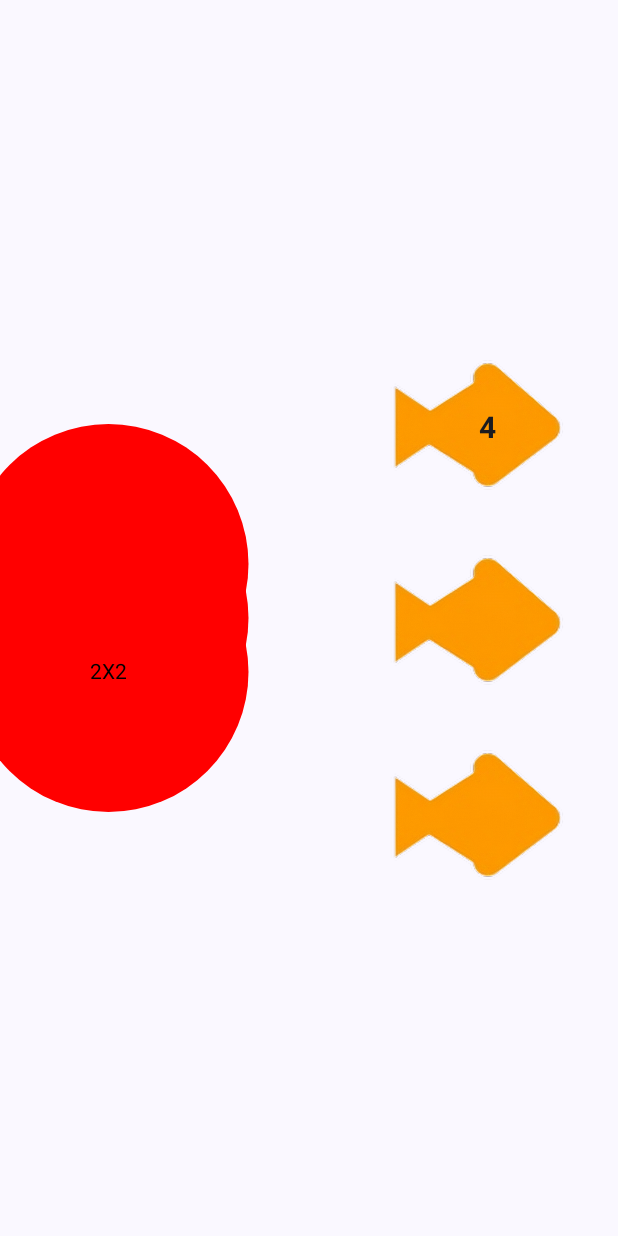
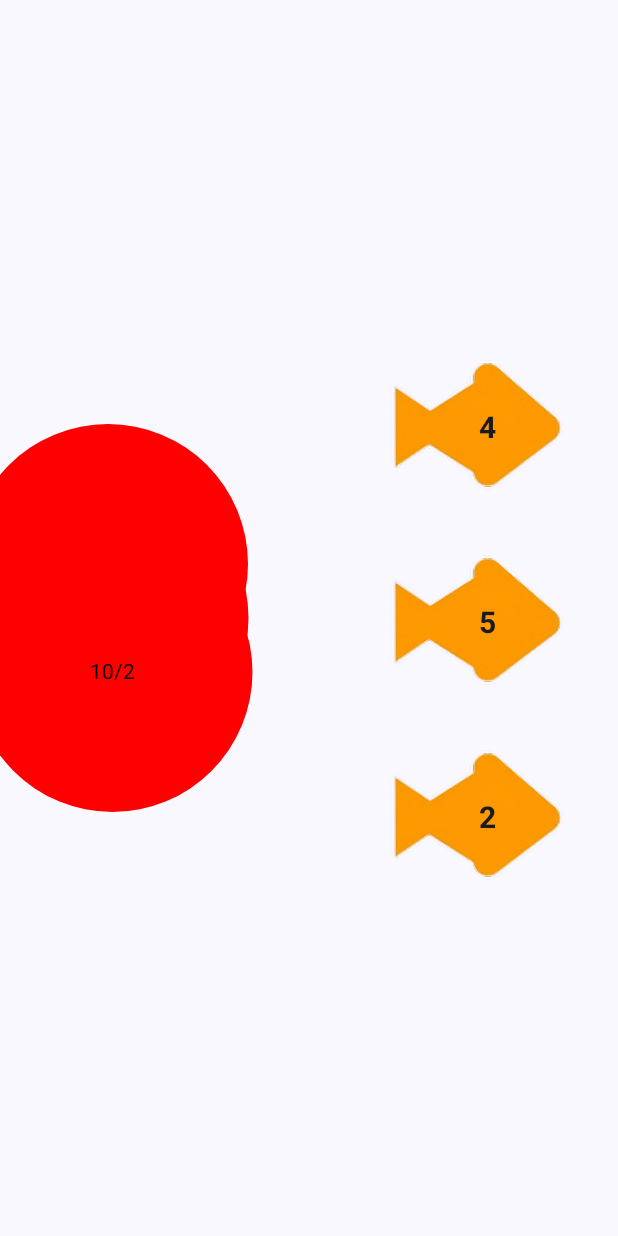
Before and after one commit to Projeto-Ancora/AncoraApp, an Android app built with Jetpack Compose: the screen it shows after launch (MainActivity), on a phone screen of 412 x 824 dp. Run offline under Robolectric (Android 15) with nearby library versions, the phone set to English and light mode, and no system bars.

Commit message:
tela de games update 3 Com lógica concertada

```diff
--- a/app/src/main/java/com/example/ancora/Telas/GameScreen.kt
+++ b/app/src/main/java/com/example/ancora/Telas/GameScreen.kt
@@ -36,10 +36,8 @@ fun GameScree(modifier: Modifier = Modifier) {
             .padding(start = 60.dp)
     ) {
         ClickableText(
-            text = AnnotatedString("2X2"),
-            onClick = { boolCLick ->
-                Log.d("ClickableText", "$boolCLick -th character is clicked.")
-            },
+            text = AnnotatedString("1+1"),
+            onClick = { Log.d("Pergunta", "1+1");getSum(2) },
             modifier = modifier
                 .drawBehind {
                     drawCircle(
@@ -53,7 +51,7 @@ fun GameScree(modifier: Modifier = Modifier) {
 
         ClickableText(
             text = AnnotatedString("2X2"),
-            onClick = { getMult(2 * 2) },
+            onClick = { Log.d("Pergunta", "2*2"); getMult(4) },
             modifier = modifier
                 .drawBehind {
                     drawCircle(
@@ -66,8 +64,8 @@ fun GameScree(modifier: Modifier = Modifier) {
         Spacer(modifier.size(20.dp))
 
         ClickableText(
-            text = AnnotatedString("2X2"),
-            onClick = {},
+            text = AnnotatedString("10/2"),
+            onClick = { Log.d("Pergunta", "10/2"); getDiv(5) },
             modifier = modifier
                 .drawBehind {
                     drawCircle(
@@ -97,48 +95,103 @@ fun GameScree(modifier: Modifier = Modifier) {
                 modifier
                     .padding(top = 56.dp)
                     .padding(start = 69.dp)
-                    .clickable { compararResultado() },
+                    .clickable { compararResultado(4) },
                 fontWeight = FontWeight.Bold,
                 fontSize = 20.sp
             )
         }
 
+        Box {
             Image(
                 painter = painterResource(R.drawable.peixe),
                 contentDescription = "Peixe",
                 modifier
                     .size(130.dp)
             )
+            Text(
+                text = "5",
+                modifier
+                    .padding(top = 56.dp)
+                    .padding(start = 69.dp)
+                    .clickable { compararResultado(5) },
+                fontWeight = FontWeight.Bold,
+                fontSize = 20.sp
+            )
+        }
 
+        Box {
             Image(
                 painter = painterResource(R.drawable.peixe),
                 contentDescription = "Peixe",
                 modifier
                     .size(130.dp)
             )
+            Text(
+                text = "2",
+                modifier
+                    .padding(top = 56.dp)
+                    .padding(start = 69.dp)
+                    .clickable { compararResultado(2) },
+                fontWeight = FontWeight.Bold,
+                fontSize = 20.sp
+            )
+        }
     }
 }
 
 val caseMult = mutableListOf<Int>();
+val caseSum = mutableListOf<Int>();
+val caseDiv = mutableListOf<Int>();
 
 private fun getMult(num: Int) {
-    caseMult.add(num)
+    caseMult.add(num);
 }
+
+private fun getSum(num: Int) {
+    caseSum.add(num);
+}
+
+private fun getDiv(num: Int) {
+    caseDiv.add(num);
+}
+
 
 private fun setMult(): List<Int> {
     return caseMult.toList();
 }
 
-private fun compararResultado() {
-    when {
-        setMult().contains(4) -> {
-            Log.d("Acertou", "Acertou")
+private fun setSum(): List<Int> {
+    return caseSum.toList();
 }
 
+private fun setDiv(): List<Int> {
+    return caseDiv.toList();
+}
+
+
+private fun compararResultado(resposta: Int) {
+
+    val mutiplicadores = setMult();
+    val somadores = setSum();
+    val divisores = setDiv();
+
+    val acerto = mutiplicadores.contains(resposta) || somadores.contains(resposta) || divisores.contains(resposta)
+
+    when{
+        acerto -> {
+            Log.d("Acertou", "Acertou");
+        }
         else -> {
-            Log.d("Errou", "Errou")
+            Log.d("Errou", "Errou");
         }
     }
+    resetCases();
+}
+
+private fun resetCases() {
+    caseMult.clear();
+    caseSum.clear();
+    caseDiv.clear();
 }
 
 @Preview
```
Lines whose indentation alone changed are shown as unchanged.
